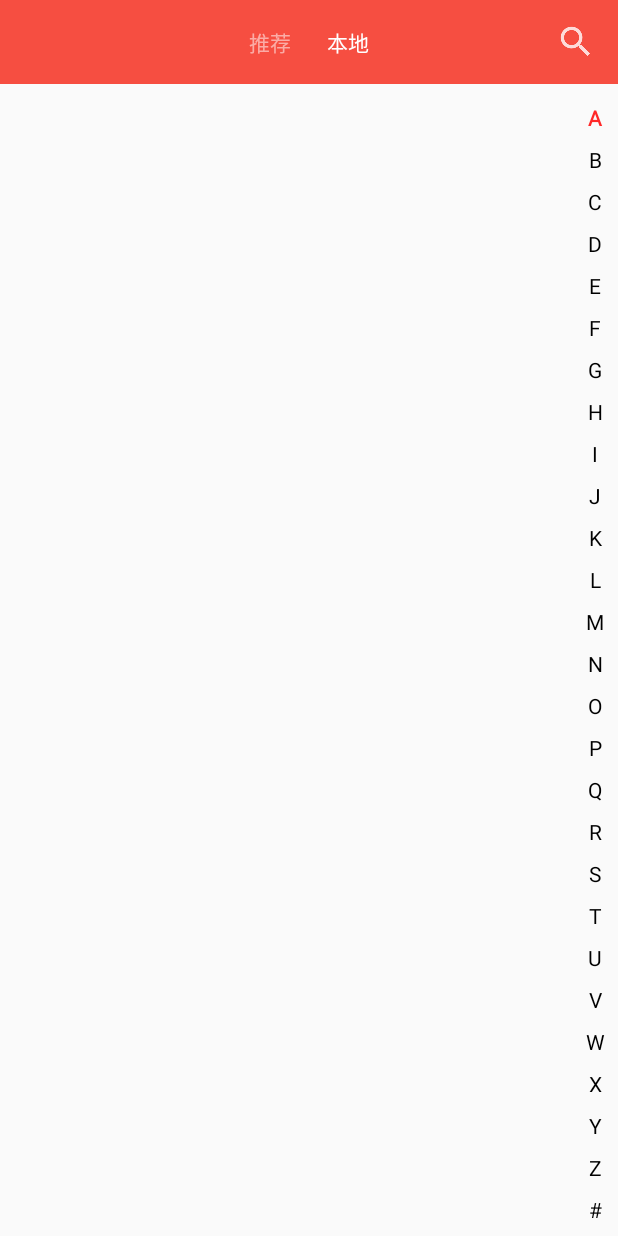
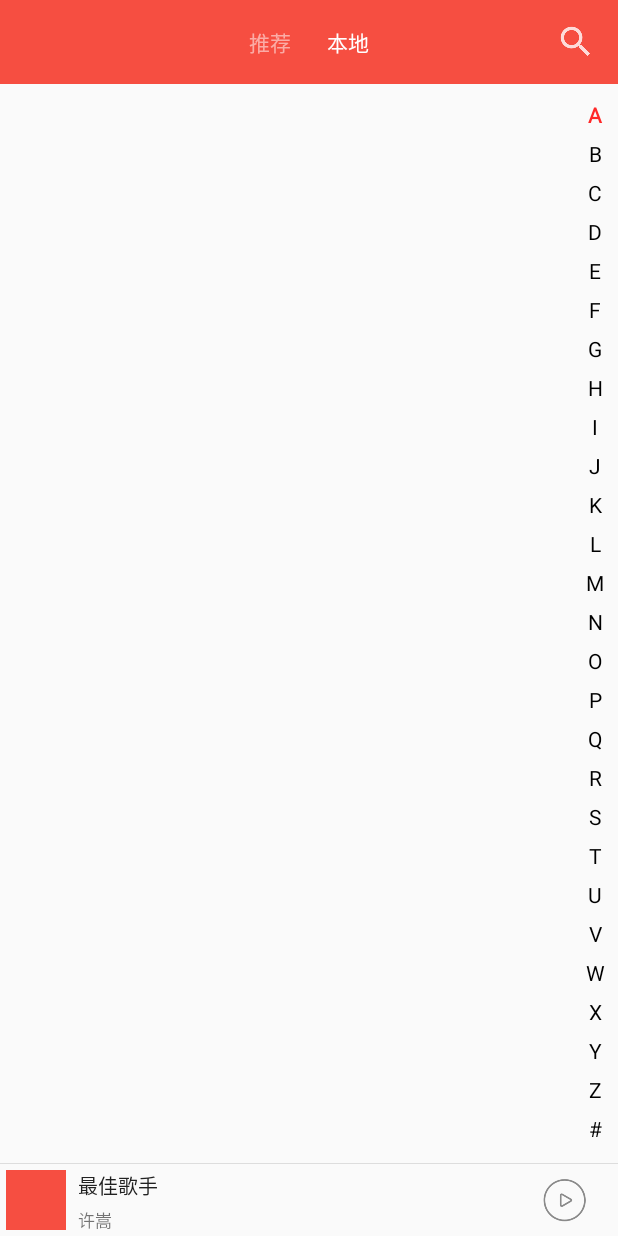
Before and after one commit to N0tExpectErr0r/TopViewPlayer, an Android app: the screen it shows after launch (MainActivity), tab 2 chosen, on a phone screen of 412 x 824 dp. Run offline under Robolectric (Android 15) with nearby library versions, the phone set to English and light mode, and no system bars; our stand-ins replace RxJava; libraries missing offline, so code that uses them is left out: es.dmoral.toasty; network calls fail; pictures from the network do not load; 2 statements that could not run were skipped.

Commit message:
feat(BottomFragment):初步完成底部栏的外观

```diff
--- a/app/build.gradle
+++ b/app/build.gradle
@@ -15,6 +15,8 @@ android {
             minifyEnabled false
             proguardFiles getDefaultProguardFile('proguard-android.txt'), 'proguard-rules.pro'
         }
+    }
+    compileOptions {
     }
 }
 
--- a/app/src/main/java/com/n0texpecterr0r/topviewplayer/base/BaseMoreAdapter.java
+++ b/app/src/main/java/com/n0texpecterr0r/topviewplayer/base/BaseMoreAdapter.java
@@ -48,6 +48,10 @@ public abstract class BaseMoreAdapter<T> extends RecyclerView.Adapter implements
     public void setDatas(List<T> datas) {
         mDatas = datas;
         notifyDataSetChanged();
+    }
+
+    public T getDataByIndex(int index){
+        return mDatas.get(index);
     }
 
     public void setShowBottom(boolean showBottom) {
--- /dev/null
+++ b/app/src/main/java/com/n0texpecterr0r/topviewplayer/bottom/BottomFragment.java
@@ -0,0 +1,27 @@
+package com.n0texpecterr0r.topviewplayer.bottom;
+
+import android.os.Bundle;
+import android.support.annotation.NonNull;
+import android.support.annotation.Nullable;
+import android.support.v4.app.Fragment;
+import android.view.LayoutInflater;
+import android.view.View;
+import android.view.ViewGroup;
+import com.n0texpecterr0r.topviewplayer.R;
+
+/**
+ * @author Created by Nullptr
+ * @date 2018/9/19 13:35
+ * @describe TODO
+ */
+public class BottomFragment extends Fragment {
+
+    @Nullable
+    @Override
+    public View onCreateView(@NonNull LayoutInflater inflater, @Nullable ViewGroup container,
+            @Nullable Bundle savedInstanceState) {
+        View view = inflater.inflate(R.layout.fragment_bottom,container,false);
+
+        return view;
+    }
+}
--- a/app/src/main/java/com/n0texpecterr0r/topviewplayer/main/view/MainActivity.java
+++ b/app/src/main/java/com/n0texpecterr0r/topviewplayer/main/view/MainActivity.java
@@ -4,14 +4,15 @@ import android.os.Bundle;
 import android.support.design.widget.TabLayout;
 import android.support.design.widget.TabLayout.TabLayoutOnPageChangeListener;
 import android.support.v4.app.Fragment;
+import android.support.v4.app.FragmentManager;
+import android.support.v4.app.FragmentTransaction;
 import android.support.v4.view.ViewPager;
 import android.support.v7.app.AppCompatActivity;
 import android.support.v7.widget.Toolbar;
-import android.util.Log;
 import android.view.Menu;
 import android.view.MenuItem;
-import api.MusicApi.Search;
 import com.n0texpecterr0r.topviewplayer.R;
+import com.n0texpecterr0r.topviewplayer.bottom.BottomFragment;
 import com.n0texpecterr0r.topviewplayer.local.view.LocalFragment;
 import com.n0texpecterr0r.topviewplayer.main.adapter.ViewPagerAdapter;
 import com.n0texpecterr0r.topviewplayer.recommend.view.RecommendFragment;
@@ -57,5 +58,11 @@ public class MainActivity extends AppCompatActivity {
         mVpPager.addOnPageChangeListener(new TabLayoutOnPageChangeListener(mTlTab));
         mTlTab.addOnTabSelectedListener(new TabLayout.ViewPagerOnTabSelectedListener(mVpPager));
         setSupportActionBar(toolbar);
+
+        BottomFragment bottomFragment = new BottomFragment();
+        FragmentManager manager = getSupportFragmentManager();
+        FragmentTransaction transaction = manager.beginTransaction();
+        transaction.replace(R.id.main_frag_bottom,bottomFragment);
+        transaction.commit();
     }
 }
--- a/app/src/main/java/com/n0texpecterr0r/topviewplayer/online/view/OnlineActivity.java
+++ b/app/src/main/java/com/n0texpecterr0r/topviewplayer/online/view/OnlineActivity.java
@@ -3,15 +3,22 @@ package com.n0texpecterr0r.topviewplayer.online.view;
 import android.content.Context;
 import android.content.Intent;
 import android.os.Bundle;
+import android.support.v4.app.FragmentManager;
+import android.support.v4.app.FragmentTransaction;
 import android.support.v4.widget.SwipeRefreshLayout;
 import android.support.v7.app.ActionBar;
 import android.support.v7.widget.LinearLayoutManager;
 import android.support.v7.widget.RecyclerView;
 import android.support.v7.widget.Toolbar;
+import android.util.Log;
 import android.view.MenuItem;
+import android.view.View;
+import api.MusicApi;
 import com.n0texpecterr0r.topviewplayer.R;
+import com.n0texpecterr0r.topviewplayer.base.BaseMoreAdapter.OnItemClickListener;
 import com.n0texpecterr0r.topviewplayer.base.MvpBaseActivity;
 import com.n0texpecterr0r.topviewplayer.base.OnMoreScrollListener;
+import com.n0texpecterr0r.topviewplayer.bottom.BottomFragment;
 import com.n0texpecterr0r.topviewplayer.online.OnlineContract.OnlineView;
 import com.n0texpecterr0r.topviewplayer.online.adapter.OnlineAdapter;
 import com.n0texpecterr0r.topviewplayer.online.bean.OnlineSong;
@@ -71,6 +78,12 @@ public class OnlineActivity extends MvpBaseActivity<OnlinePresenterImpl> impleme
         });
 
         mPresenter.getOnlineSongs(query,pageNo++);
+
+        BottomFragment bottomFragment = new BottomFragment();
+        FragmentManager manager = getSupportFragmentManager();
+        FragmentTransaction transaction = manager.beginTransaction();
+        transaction.replace(R.id.online_frag_bottom,bottomFragment);
+        transaction.commit();
     }
 
     @Override
--- a/app/src/main/res/layout/activity_main.xml
+++ b/app/src/main/res/layout/activity_main.xml
@@ -41,5 +41,10 @@
     <android.support.v4.view.ViewPager
         android:id="@+id/main_vp_pager"
         android:layout_width="match_parent"
-        android:layout_height="match_parent"/>
+        android:layout_height="0dp"
+        android:layout_weight="1"/>
+    <FrameLayout
+        android:id="@+id/main_frag_bottom"
+        android:layout_width="match_parent"
+        android:layout_height="wrap_content"></FrameLayout>
 </LinearLayout>
--- a/app/src/main/res/layout/activity_online.xml
+++ b/app/src/main/res/layout/activity_online.xml
@@ -19,10 +19,15 @@
     <android.support.v4.widget.SwipeRefreshLayout
         android:id="@+id/online_srl_refresh"
         android:layout_width="match_parent"
-        android:layout_height="match_parent">
+        android:layout_height="0dp"
+        android:layout_weight="1">
         <android.support.v7.widget.RecyclerView
             android:id="@+id/online_rcv_list"
             android:layout_width="match_parent"
             android:layout_height="match_parent"/>
     </android.support.v4.widget.SwipeRefreshLayout>
+    <FrameLayout
+        android:id="@+id/online_frag_bottom"
+        android:layout_width="match_parent"
+        android:layout_height="wrap_content"></FrameLayout>
 </LinearLayout>
--- /dev/null
+++ b/app/src/main/res/layout/fragment_bottom.xml
@@ -0,0 +1,53 @@
+<?xml version="1.0" encoding="utf-8"?>
+<LinearLayout xmlns:android="http://schemas.android.com/apk/res/android"
+    android:layout_width="match_parent"
+    android:layout_height="match_parent"
+    android:orientation="vertical">
+    <View
+        android:layout_width="match_parent"
+        android:layout_height="0.5dp"
+        android:background="#DDDDDD"/>
+    <LinearLayout
+        android:layout_width="match_parent"
+        android:layout_height="wrap_content"
+        android:orientation="horizontal">
+        <ImageView
+            android:layout_width="40dp"
+            android:layout_height="40dp"
+            android:layout_margin="4dp"
+            android:src="@color/colorPrimary"/>
+        <LinearLayout
+            android:layout_width="wrap_content"
+            android:layout_height="match_parent"
+            android:orientation="vertical">
+            <TextView
+                android:layout_width="wrap_content"
+                android:layout_height="wrap_content"
+                android:layout_marginTop="4dp"
+                android:layout_marginLeft="4dp"
+                android:text="最佳歌手"
+                android:textColor="#212121"
+                android:textSize="13sp"/>
+            <TextView
+                android:layout_width="wrap_content"
+                android:layout_height="wrap_content"
+                android:layout_marginLeft="4dp"
+                android:layout_marginTop="4dp"
+                android:text="许嵩"
+                android:textSize="11sp"/>
+        </LinearLayout>
+        <FrameLayout
+            android:layout_width="match_parent"
+            android:layout_height="match_parent">
+            <ImageView
+                android:layout_width="32dp"
+                android:layout_height="32dp"
+                android:layout_marginRight="20dp"
+                android:layout_gravity="right|center_vertical"
+                android:clickable="true"
+                android:focusable="true"
+                android:background="?attr/selectableItemBackground"
+                android:src="@drawable/ic_play"/>
+        </FrameLayout>
+    </LinearLayout>
+</LinearLayout>
```
Also changed, not shown: app/src/main/res/drawable/ic_pause.png (added), app/src/main/res/drawable/ic_play.png (added), 1 other file.
